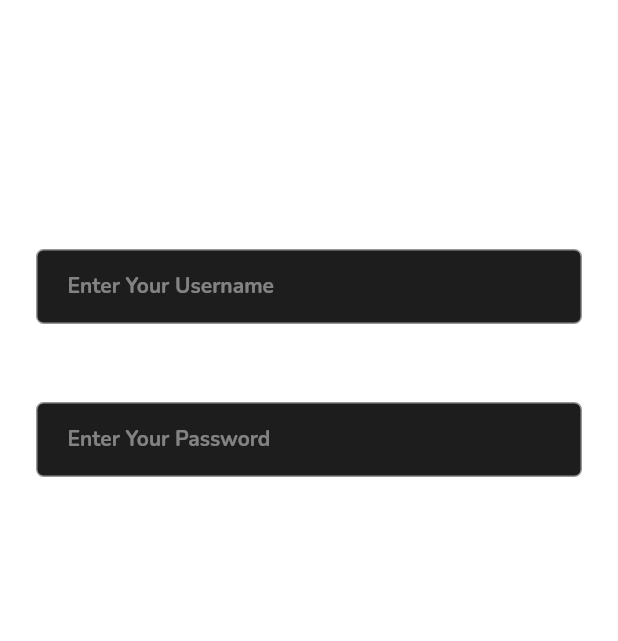
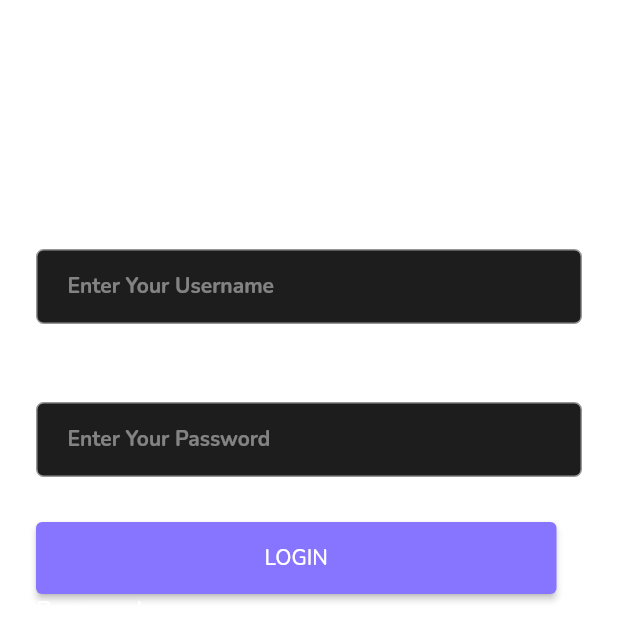
Before and after one commit to Nilav2608/notes_with_firebase, a Flutter app: the LogInPage screen opened directly, on a phone screen of 412 x 824 dp. Shown: the top 641 px of the screen. Run offline on Flutter 3.47's test engine with Material 2 defaults, Android fonts, the phone set to English and light mode, and no system bars; our stand-ins replace firebase_core, google_fonts; accounts and stored records are empty.

Commit message:
login page

```diff
--- a/lib/view/pages/login_page.dart
+++ b/lib/view/pages/login_page.dart
@@ -49,7 +49,7 @@ class LogInPage extends StatelessWidget {
                 height: 20,
               ),
               const Text(
-                "Username",
+                "Password",
                 style: TextStyle(
                   color: Colors.white,
                   fontSize: 16,
@@ -61,7 +61,38 @@ class LogInPage extends StatelessWidget {
               MyTextField(
                   controller: passwordController,
                   hint: "Enter Your Password",
-                  obscure: true)
+                  obscure: true),
+              const SizedBox(
+                height: 30,
+              ),
+              SizedBox(
+                height: 48,
+                width: 347,
+                child: ElevatedButton(
+                    onPressed: () {},
+                    style: const ButtonStyle(
+                        backgroundColor:
+                            MaterialStatePropertyAll(Color(0xFF8875FF))),
+                    child: const Text("LOGIN")),
+              ),
+              const Row(
+                children: [
+                  Divider(
+                    color: Color(0xFF979797),
+
+                  ),
+                  Text(
+                    "Password",
+                    style: TextStyle(
+                      color: Colors.white,
+                      fontSize: 16,
+                    ),
+                  ),
+                  Divider(
+                    color: Color(0xFF979797),
+                  ),
+                ],
+              )
             ],
           ),
         ),
--- a/lib/view/utils/loginSignUp_buttons.dart
+++ b/lib/view/utils/loginSignUp_buttons.dart
@@ -11,9 +11,7 @@ class LogInSignUpButton extends StatelessWidget {
       height: 48,
       width: 347,
       child: ElevatedButton(
-          onPressed: () {
-
-          },
+          onPressed: () {},
           style: const ButtonStyle(
               backgroundColor: MaterialStatePropertyAll(Color(0xFF8875FF))),
           child: const Text("LOGIN")),
```
Also changed, not shown: lib/view/pages/intro_page.dart (+17 -1 lines).
